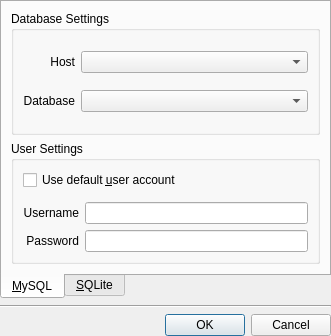
Old version of the form ui/dblogin.ui in the repository pwizard2/robojournal.
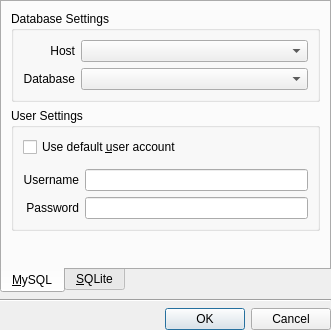
New version of the form. Icons and pictures are not drawn.

Commit message: fixed some minor bugs on the MySQL config page

What changed in the file:
```diff
--- a/ui/dblogin.ui
+++ b/ui/dblogin.ui
@@ -7,7 +7,7 @@
     <x>0</x>
     <y>0</y>
     <width>331</width>
-    <height>336</height>
+    <height>330</height>
    </rect>
   </property>
   <property name="windowTitle">
@@ -160,6 +160,19 @@
          </layout>
         </widget>
        </item>
+       <item>
+        <spacer name="verticalSpacer">
+         <property name="orientation">
+          <enum>Qt::Vertical</enum>
+         </property>
+         <property name="sizeHint" stdset="0">
+          <size>
+           <width>20</width>
+           <height>1</height>
+          </size>
+         </property>
+        </spacer>
+       </item>
       </layout>
      </widget>
      <widget class="QWidget" name="SQLitePage">
```
Left out of the diff: 11 changed lines with no effect on the pictures. The commit also changes 2 other files.
